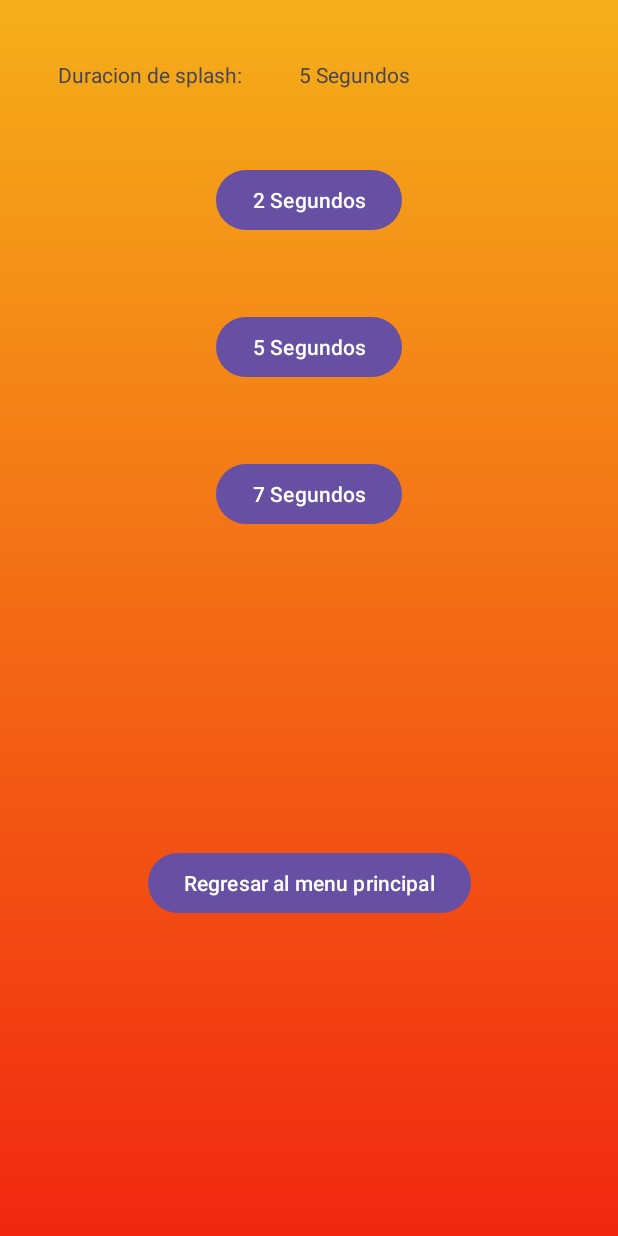
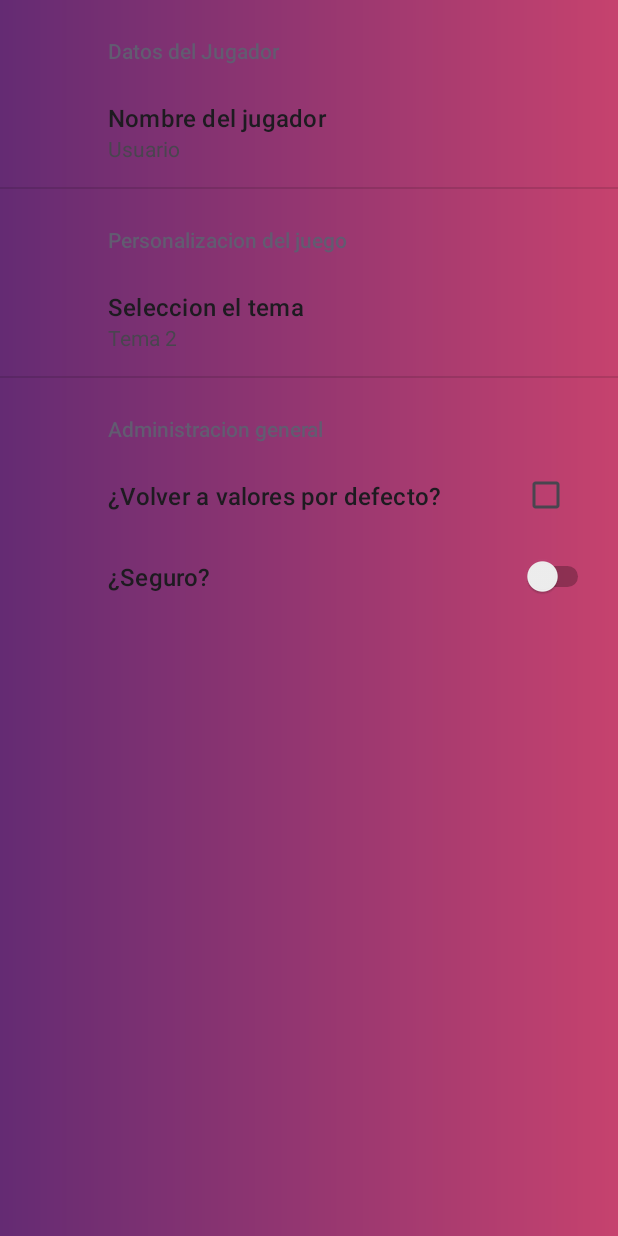
Before and after one commit to fantasmarobapan/bopit, an Android app: the screen it shows after launch (SettingActivity before the commit, SettingsActivity after it), after a tap on "Configuracion", on a phone screen of 412 x 824 dp. Run offline under Robolectric (Android 15) with nearby library versions, the phone set to English and light mode, and no system bars; our stand-ins replace androidx.preference.

Commit message:
Crear el ACtivity de configuracion y hacerlo funcional, se cambia el color del fondo de la app al cambiar de activity

```diff
--- a/app/build.gradle.kts
+++ b/app/build.gradle.kts
@@ -41,6 +41,7 @@ dependencies {
     implementation("androidx.appcompat:appcompat:1.6.1")
     implementation("com.google.android.material:material:1.9.0")
     implementation("androidx.constraintlayout:constraintlayout:2.1.4")
+    implementation("androidx.preference:preference:1.2.1")
     testImplementation("junit:junit:4.13.2")
     androidTestImplementation("androidx.test.ext:junit:1.1.5")
     androidTestImplementation("androidx.test.espresso:espresso-core:3.5.1")
--- a/app/src/main/java/cl/afernandez/bopit/AboutActivity.kt
+++ b/app/src/main/java/cl/afernandez/bopit/AboutActivity.kt
@@ -4,11 +4,25 @@ import android.content.Intent
 import androidx.appcompat.app.AppCompatActivity
 import android.os.Bundle
 import android.widget.Button
+import androidx.constraintlayout.widget.ConstraintLayout
+import androidx.core.content.ContextCompat
+import androidx.preference.PreferenceManager
 
 class AboutActivity : AppCompatActivity() {
     override fun onCreate(savedInstanceState: Bundle?) {
         super.onCreate(savedInstanceState)
         setContentView(R.layout.activity_about)
+
+        val sharedPreferences = PreferenceManager.getDefaultSharedPreferences(this)
+        val value = sharedPreferences.getString("Theme_color", "1")
+        val fondoAbout = findViewById<ConstraintLayout>(R.id.About_activity)
+        if(value.equals("1"))
+        {
+            fondoAbout.background = ContextCompat.getDrawable(this, R.drawable.gradient1)
+        }else if (value.equals("2"))
+        {
+            fondoAbout.background = ContextCompat.getDrawable(this, R.drawable.gradient2)
+        }
 
         val botonhome = findViewById<Button>(R.id.button2)
 
@@ -17,4 +31,19 @@ class AboutActivity : AppCompatActivity() {
             startActivity(intent)
         }
     }
+
+
+    override fun onStart() {
+        super.onStart()
+        val sharedPreferences = PreferenceManager.getDefaultSharedPreferences(this)
+        val value = sharedPreferences.getString("Theme_color", "1")
+        val fondoAbout = findViewById<ConstraintLayout>(R.id.About_activity)
+        if(value.equals("1"))
+        {
+            fondoAbout.background = ContextCompat.getDrawable(this, R.drawable.gradient1)
+        }else if (value.equals("2"))
+        {
+            fondoAbout.background = ContextCompat.getDrawable(this, R.drawable.gradient2)
+        }
+    }
 }
--- a/app/src/main/java/cl/afernandez/bopit/MainActivity.kt
+++ b/app/src/main/java/cl/afernandez/bopit/MainActivity.kt
@@ -1,20 +1,42 @@
 package cl.afernandez.bopit
 
 import android.content.Intent
+import android.content.SharedPreferences
+import android.graphics.Color
+import android.graphics.drawable.Drawable
 import androidx.appcompat.app.AppCompatActivity
 import android.os.Bundle
+import android.text.style.BackgroundColorSpan
+import android.util.Log
 import android.widget.Button
+import androidx.constraintlayout.widget.ConstraintLayout
+import androidx.constraintlayout.widget.ConstraintSet
+import androidx.core.content.ContextCompat
+import androidx.core.graphics.toColor
+import androidx.core.graphics.toColorInt
+import androidx.preference.PreferenceManager
 
 
 class MainActivity : AppCompatActivity() {
+    val tagLog ="error"
     override fun onCreate(savedInstanceState: Bundle?) {
         super.onCreate(savedInstanceState)
         setContentView(R.layout.activity_main)
 
-
         val ButtonOkAbout = findViewById<Button>(R.id.aboutbutton)
         val ButtonOkSetting = findViewById<Button>(R.id.settingbutton)
 
+        val sharedPreferences = PreferenceManager.getDefaultSharedPreferences(this)
+        val value = sharedPreferences.getString("Theme_color", "1")
+        val fondo = findViewById<ConstraintLayout>(R.id.Main_activity)
+
+        if(value.equals("1"))
+        {
+            fondo.background = ContextCompat.getDrawable(this, R.drawable.gradient1)
+        }else if (value.equals("2"))
+        {
+            fondo.background = ContextCompat.getDrawable(this, R.drawable.gradient2)
+        }
 
         ButtonOkAbout.setOnClickListener{
             val intentAbout = Intent(this, AboutActivity::class.java)
@@ -22,11 +44,25 @@ class MainActivity : AppCompatActivity() {
         }
 
         ButtonOkSetting.setOnClickListener{
-            val intentsetting = Intent(this, SettingActivity::class.java)
-            startActivity(intentsetting)
+            val intent = Intent(this, SettingsActivity::class.java)
+            startActivity(intent)
         }
 
+    }
 
+    override fun onStart() {
+        super.onStart()
+        val sharedPreferences = PreferenceManager.getDefaultSharedPreferences(this)
+        val value = sharedPreferences.getString("Theme_color", "1")
+        val fondo = findViewById<ConstraintLayout>(R.id.Main_activity)
+
+        if(value.equals("1"))
+        {
+            fondo.background = ContextCompat.getDrawable(this, R.drawable.gradient1)
+        }else if (value.equals("2"))
+        {
+            fondo.background = ContextCompat.getDrawable(this, R.drawable.gradient2)
+        }
     }
 
 
--- a/app/src/main/java/cl/afernandez/bopit/SettingActivity.kt
+++ /dev/null
@@ -1,21 +0,0 @@
-package cl.afernandez.bopit
-
-import android.content.Intent
-import androidx.appcompat.app.AppCompatActivity
-import android.os.Bundle
-import android.widget.Button
-
-class SettingActivity : AppCompatActivity() {
-    override fun onCreate(savedInstanceState: Bundle?) {
-        super.onCreate(savedInstanceState)
-        setContentView(R.layout.activity_setting)
-
-        val botonhome = findViewById<Button>(R.id.buttonhome)
-
-        botonhome.setOnClickListener{
-            val intent = Intent(this, MainActivity::class.java)
-            startActivity(intent)
-        }
-
-    }
-}
--- /dev/null
+++ b/app/src/main/java/cl/afernandez/bopit/SettingsActivity.kt
@@ -0,0 +1,55 @@
+package cl.afernandez.bopit
+
+import android.os.Bundle
+import android.widget.LinearLayout
+import androidx.appcompat.app.AppCompatActivity
+import androidx.constraintlayout.widget.ConstraintLayout
+import androidx.core.content.ContextCompat
+import androidx.preference.PreferenceFragmentCompat
+import androidx.preference.PreferenceManager
+
+class SettingsActivity : AppCompatActivity() {
+
+    override fun onCreate(savedInstanceState: Bundle?) {
+        super.onCreate(savedInstanceState)
+        setContentView(R.layout.settings_activity)
+        if (savedInstanceState == null) {
+            supportFragmentManager
+                .beginTransaction()
+                .replace(R.id.settings, SettingsFragment())
+                .commit()
+        }
+        supportActionBar?.setDisplayHomeAsUpEnabled(true)
+
+        val sharedPreferences = PreferenceManager.getDefaultSharedPreferences(this)
+        val value = sharedPreferences.getString("Theme_color", "1")
+        val fondoSetting = findViewById<LinearLayout>(R.id.Settings_activity)
+        if(value.equals("1"))
+        {
+            fondoSetting.background = ContextCompat.getDrawable(this, R.drawable.gradient1)
+        }else if (value.equals("2"))
+        {
+            fondoSetting.background = ContextCompat.getDrawable(this, R.drawable.gradient2)
+        }
+    }
+
+    class SettingsFragment : PreferenceFragmentCompat() {
+        override fun onCreatePreferences(savedInstanceState: Bundle?, rootKey: String?) {
+            setPreferencesFromResource(R.xml.root_preferences, rootKey)
+        }
+    }
+
+    override fun onStart() {
+        super.onStart()
+        val sharedPreferences = PreferenceManager.getDefaultSharedPreferences(this)
+        val value = sharedPreferences.getString("Theme_color", "1")
+        val fondoSetting = findViewById<LinearLayout>(R.id.Settings_activity)
+        if(value.equals("1"))
+        {
+            fondoSetting.background = ContextCompat.getDrawable(this, R.drawable.gradient1)
+        }else if (value.equals("2"))
+        {
+            fondoSetting.background = ContextCompat.getDrawable(this, R.drawable.gradient2)
+        }
+    }
+}
--- a/app/src/main/java/cl/afernandez/bopit/SplashActivity.kt
+++ b/app/src/main/java/cl/afernandez/bopit/SplashActivity.kt
@@ -5,17 +5,33 @@ import androidx.appcompat.app.AppCompatActivity
 import android.os.Bundle
 import android.os.Handler
 import android.os.Looper
+import androidx.constraintlayout.widget.ConstraintLayout
+import androidx.core.content.ContextCompat
+import androidx.preference.PreferenceManager
 
 class SplashActivity : AppCompatActivity() {
     override fun onCreate(savedInstanceState: Bundle?) {
         super.onCreate(savedInstanceState)
         setContentView(R.layout.activity_splash)
 
+        val sharedPreferences = PreferenceManager.getDefaultSharedPreferences(this)
+        val value = sharedPreferences.getString("Theme_color", "1")
+
+        val fondoSplash = findViewById<ConstraintLayout>(R.id.Splash_activity)
+        if(value.equals("1"))
+        {
+            fondoSplash.background = ContextCompat.getDrawable(this, R.drawable.gradient1)
+        }else if (value.equals("2"))
+        {
+            fondoSplash.background = ContextCompat.getDrawable(this, R.drawable.gradient2)
+        }
+
         val handler = Handler(Looper.getMainLooper())
         handler.postDelayed({
             val intent = Intent(this, MainActivity::class.java)
             startActivity(intent)
             finish()
-        }, 5000)
+        }, 3000)
     }
+
 }
--- a/app/src/main/res/drawable/gradiant.xml
+++ /dev/null
@@ -1,9 +0,0 @@
-<?xml version="1.0" encoding="utf-8"?>
-<shape xmlns:android="http://schemas.android.com/apk/res/android">
-
-    <gradient android:startColor="@color/start_Color2"
-        android:endColor="@color/end_Color2"
-        android:angle="90"
-        />
-
-</shape>
--- /dev/null
+++ b/app/src/main/res/drawable/gradient1.xml
@@ -0,0 +1,9 @@
+<?xml version="1.0" encoding="utf-8"?>
+<shape xmlns:android="http://schemas.android.com/apk/res/android">
+
+    <gradient android:startColor="@color/start_Color"
+        android:endColor="@color/end_Color"
+        android:angle="0"
+        />
+
+</shape>
--- /dev/null
+++ b/app/src/main/res/drawable/gradient2.xml
@@ -0,0 +1,9 @@
+<?xml version="1.0" encoding="utf-8"?>
+<shape xmlns:android="http://schemas.android.com/apk/res/android">
+
+    <gradient android:startColor="@color/start_Color2"
+        android:endColor="@color/end_Color2"
+        android:angle="90"
+        />
+
+</shape>
--- a/app/src/main/res/layout/activity_about.xml
+++ b/app/src/main/res/layout/activity_about.xml
@@ -4,8 +4,9 @@
     xmlns:tools="http://schemas.android.com/tools"
     android:layout_width="match_parent"
     android:layout_height="match_parent"
-    android:background="@drawable/gradiant"
-    tools:context=".AboutActivity">
+    android:background="@drawable/gradient2"
+    tools:context=".AboutActivity"
+    android:id="@+id/About_activity">
 
     <TextView
         android:id="@+id/textView2"
@@ -16,6 +17,7 @@
         android:layout_marginEnd="50dp"
         android:text="@string/app_descripcion"
         android:textAlignment="center"
+        android:textColor="@color/white"
         android:textSize="16sp"
         android:textStyle="italic"
         app:layout_constraintBottom_toTopOf="@+id/button2"
--- a/app/src/main/res/layout/activity_main.xml
+++ b/app/src/main/res/layout/activity_main.xml
@@ -4,8 +4,9 @@
     xmlns:tools="http://schemas.android.com/tools"
     android:layout_width="match_parent"
     android:layout_height="match_parent"
-    android:background="@drawable/gradiant"
-    tools:context=".MainActivity">
+    android:background="@drawable/gradient2"
+    tools:context=".MainActivity"
+    android:id="@+id/Main_activity">
 
     <Button
         android:id="@+id/aboutbutton"
--- a/app/src/main/res/layout/activity_setting.xml
+++ /dev/null
@@ -1,72 +0,0 @@
-<?xml version="1.0" encoding="utf-8"?>
-<androidx.constraintlayout.widget.ConstraintLayout xmlns:android="http://schemas.android.com/apk/res/android"
-    xmlns:app="http://schemas.android.com/apk/res-auto"
-    xmlns:tools="http://schemas.android.com/tools"
-    android:layout_width="match_parent"
-    android:layout_height="match_parent"
-    android:background="@drawable/gradiant"
-    tools:context=".SettingActivity">
-
-    <Button
-        android:id="@+id/button7seg"
-        android:layout_width="wrap_content"
-        android:layout_height="wrap_content"
-        android:layout_marginTop="50dp"
-        android:text="@string/seven_Seg"
-        app:layout_constraintEnd_toEndOf="parent"
-        app:layout_constraintStart_toStartOf="parent"
-        app:layout_constraintTop_toBottomOf="@+id/button5seg" />
-
-    <Button
-        android:id="@+id/button5seg"
-        android:layout_width="wrap_content"
-        android:layout_height="wrap_content"
-        android:layout_marginTop="50dp"
-        android:text="@string/five_Seg"
-        app:layout_constraintEnd_toEndOf="parent"
-        app:layout_constraintStart_toStartOf="parent"
-        app:layout_constraintTop_toBottomOf="@+id/button2seg" />
-
-    <Button
-        android:id="@+id/button2seg"
-        android:layout_width="wrap_content"
-        android:layout_height="wrap_content"
-        android:layout_marginTop="50dp"
-        android:text="@string/two_Seg"
-        app:layout_constraintEnd_toEndOf="parent"
-        app:layout_constraintStart_toStartOf="parent"
-        app:layout_constraintTop_toBottomOf="@+id/textView" />
-
-    <Button
-        android:id="@+id/buttonhome"
-        android:layout_width="wrap_content"
-        android:layout_height="wrap_content"
-        android:text="@string/button_home"
-        app:layout_constraintBottom_toBottomOf="parent"
-        app:layout_constraintEnd_toEndOf="parent"
-        app:layout_constraintStart_toStartOf="parent"
-        app:layout_constraintTop_toBottomOf="@+id/button7seg" />
-
-    <TextView
-        android:id="@+id/textView"
-        android:layout_width="wrap_content"
-        android:layout_height="wrap_content"
-        android:layout_marginStart="60dp"
-        android:layout_marginTop="40dp"
-        android:text="@string/five_Seg"
-        app:layout_constraintEnd_toEndOf="parent"
-        app:layout_constraintStart_toStartOf="parent"
-        app:layout_constraintTop_toTopOf="parent" />
-
-    <TextView
-        android:id="@+id/textView4"
-        android:layout_width="wrap_content"
-        android:layout_height="wrap_content"
-        android:layout_marginTop="40dp"
-        android:layout_marginBottom="50dp"
-        android:text="@string/Seg_Actual"
-        app:layout_constraintBottom_toTopOf="@+id/button2seg"
-        app:layout_constraintEnd_toStartOf="@+id/textView"
-        app:layout_constraintStart_toStartOf="parent"
-        app:layout_constraintTop_toTopOf="parent" />
-</androidx.constraintlayout.widget.ConstraintLayout>
--- a/app/src/main/res/layout/activity_splash.xml
+++ b/app/src/main/res/layout/activity_splash.xml
@@ -4,8 +4,9 @@
     xmlns:tools="http://schemas.android.com/tools"
     android:layout_width="match_parent"
     android:layout_height="match_parent"
-    android:background="@drawable/gradiant"
-    tools:context=".SplashActivity">
+    android:background="@drawable/gradient2"
+    tools:context=".SplashActivity"
+    android:id="@+id/Splash_activity">
 
     <TextView
         android:id="@+id/textView3"
@@ -16,6 +17,8 @@
         android:scaleX="2"
         android:scaleY="2"
         android:text="@string/splash_name"
+        android:textAlignment="center"
+        android:textColor="@color/white"
         app:layout_constraintBottom_toBottomOf="parent"
         app:layout_constraintEnd_toEndOf="parent"
         app:layout_constraintStart_toStartOf="parent" />
--- /dev/null
+++ b/app/src/main/res/layout/settings_activity.xml
@@ -0,0 +1,16 @@
+<LinearLayout xmlns:android="http://schemas.android.com/apk/res/android"
+    android:layout_width="match_parent"
+    android:layout_height="match_parent"
+    android:background="@drawable/gradient2"
+    android:id="@+id/Settings_activity">
+
+
+    <FrameLayout
+        android:id="@+id/settings"
+        android:layout_width="match_parent"
+        android:layout_height="match_parent">
+
+
+    </FrameLayout>
+
+</LinearLayout>
--- /dev/null
+++ b/app/src/main/res/values/arrays.xml
@@ -0,0 +1,13 @@
+<resources>
+
+    <string-array name="Theme_entries">
+        <item>Tema 1</item>
+        <item>Tema 2</item>
+    </string-array>
+
+    <string-array name="Theme_Value">
+        <item>1</item>
+        <item>2</item>
+    </string-array>
+
+</resources>
--- a/app/src/main/res/values/colors.xml
+++ b/app/src/main/res/values/colors.xml
@@ -3,8 +3,8 @@
     <color name="black">#FF000000</color>
     <color name="white">#FFFFFFFF</color>
 
-    <color name="start_Color">#ee9ca7</color>
-    <color name="end_Color">#ffdde1</color>
+    <color name="start_Color">#642B73</color>
+    <color name="end_Color">#C6426E</color>
 
     <color name="start_Color2">#f12711</color>
     <color name="end_Color2">#f5af19</color>
--- a/app/src/main/res/values/strings.xml
+++ b/app/src/main/res/values/strings.xml
@@ -9,4 +9,24 @@
     <string name="five_Seg">5 Segundos</string>
     <string name="seven_Seg">7 Segundos</string>
     <string name="Seg_Actual">Duracion de splash: </string>
+    <string name="title_activity_settings">SettingsActivity</string>
+
+    <!-- Preference Titles -->
+    <string name="player_header">Datos del Jugador</string>
+    <string name="perso_header">Personalizacion del juego</string>
+    <string name="default_header">Administracion general</string>
+
+    <!-- Messages Preferences -->
+    <string name="player_name">Nombre del jugador</string>
+    <string name="point_title">Puntaje mas alto</string>
+
+    <!-- Sync Preferences -->
+    <string name="theme_tittle">Seleccion el tema</string>
+
+    <!-- Mensajes por defecto -->
+    <string name="pregunta_check">¿Volver a valores por defecto?</string>
+    <string name="confirmar_check">¿Seguro?</string>
+
+    <string name="default_name">Usuario</string>
+
 </resources>
--- /dev/null
+++ b/app/src/main/res/xml/root_preferences.xml
@@ -0,0 +1,41 @@
+<PreferenceScreen xmlns:android="http://schemas.android.com/apk/res/android"
+    xmlns:app="http://schemas.android.com/apk/res-auto">
+
+    <PreferenceCategory app:title="@string/player_header">
+
+        <EditTextPreference
+            app:defaultValue="@string/default_name"
+            app:key="playername"
+            app:title="@string/player_name"
+            app:useSimpleSummaryProvider="true" />
+
+    </PreferenceCategory>
+
+    <PreferenceCategory app:title="@string/perso_header">
+
+        <ListPreference
+            android:title="@string/theme_tittle"
+            app:defaultValue="2"
+            app:entries="@array/Theme_entries"
+            app:entryValues="@array/Theme_Value"
+            app:key="Theme_color"
+            app:useSimpleSummaryProvider="true" />
+
+    </PreferenceCategory>
+    <PreferenceCategory android:title="@string/default_header">
+
+        <CheckBoxPreference
+            android:layout_width="wrap_content"
+            android:layout_height="wrap_content"
+            android:defaultValue="false"
+            android:title="@string/pregunta_check"
+            app:key="confirm" />
+        <SwitchPreference
+            android:layout_width="wrap_content"
+            android:layout_height="wrap_content"
+            android:defaultValue="false"
+            android:title="@string/confirmar_check"
+            app:dependency="confirm" />
+    </PreferenceCategory>
+
+</PreferenceScreen>
```
Also changed, not shown: app/src/main/AndroidManifest.xml (+4 -4 lines), app/src/main/res/drawable-mdpi/emoji_sunglass.png (deleted).
